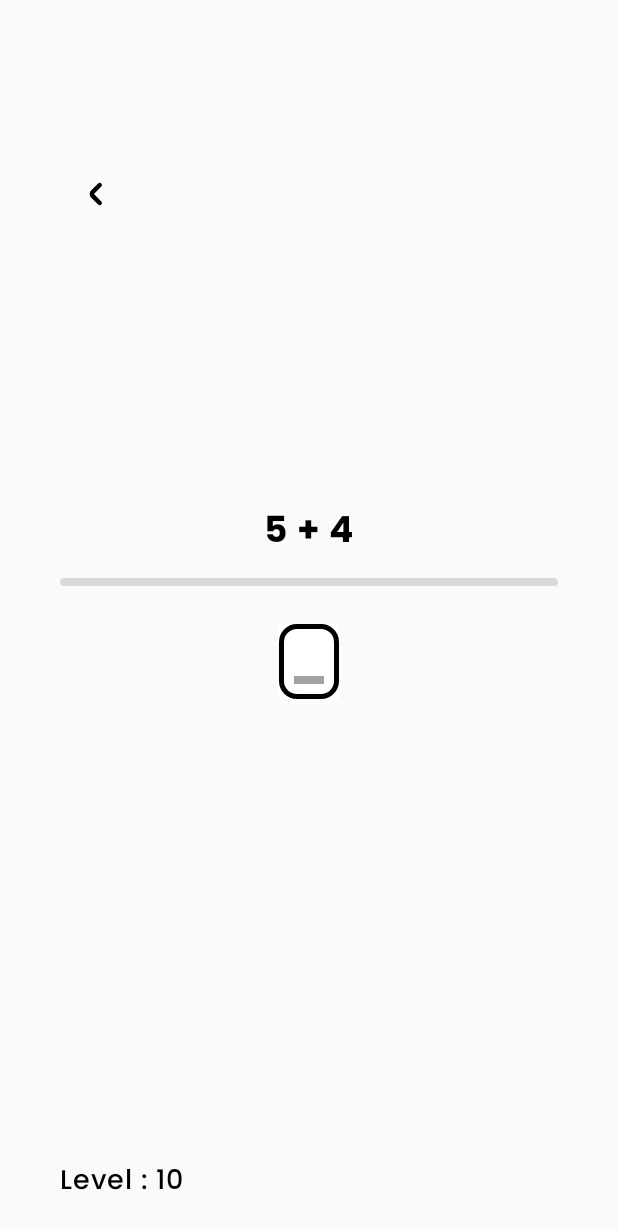
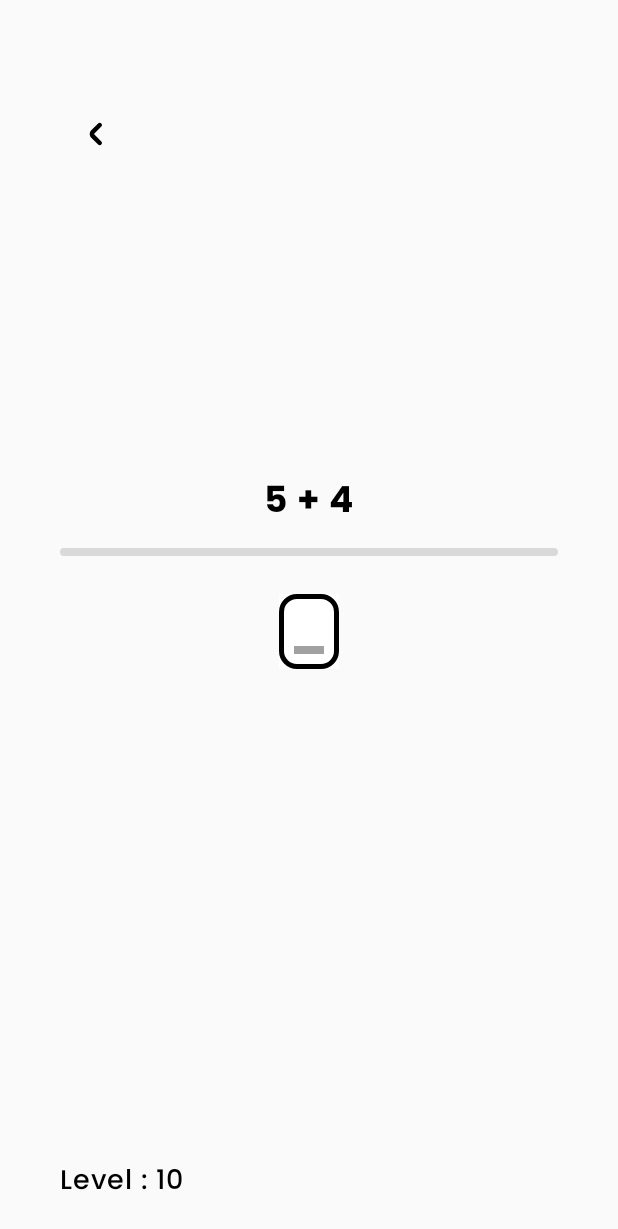
Before and after one commit to Dewhs/CalculTrainer, an Android app built with Jetpack Compose: the CalculPage screen opened through its navigation route, on a phone screen of 412 x 824 dp. Shown: the top 1229 px of the screen. Run offline under Robolectric (Android 15) with nearby library versions, the phone set to English and light mode, and no system bars.

Commit message:
update ui

```diff
--- a/app/src/main/java/com/example/calcultrainer/View/CalculPage.kt
+++ b/app/src/main/java/com/example/calcultrainer/View/CalculPage.kt
@@ -112,7 +112,7 @@ fun CalculPage(
                 )
 
             },
-            modifier = Modifier.padding(top = 80.dp)
+            modifier = Modifier.padding(top = 40.dp)
         )
 
 
--- a/app/src/main/java/com/example/calcultrainer/View/HomePage.kt
+++ b/app/src/main/java/com/example/calcultrainer/View/HomePage.kt
@@ -83,18 +83,7 @@ fun HomePage(NavigateToCalculPage: () -> Unit) {
                 .fillMaxSize()
         ) {
 
-            Row(
-                modifier = Modifier
-                    .fillMaxWidth()
-                    .weight(0.15f),
-                horizontalArrangement = Arrangement.SpaceEvenly,
-                verticalAlignment = Alignment.CenterVertically
-            ) {
-                Btn_Caroussel_Mode(level = Levels[0], scope = scope, pagerState = pagerState)
-                Btn_Caroussel_Mode(level = Levels[1], scope = scope, pagerState = pagerState)
-                Btn_Caroussel_Mode(level = Levels[2], scope = scope, pagerState = pagerState)
 
-            }
             Spacer(modifier = Modifier.weight(0.1f))
 
             HorizontalPager(
@@ -133,7 +122,21 @@ fun HomePage(NavigateToCalculPage: () -> Unit) {
                     )
                 }
             }
-            Spacer(modifier = Modifier.padding(40.dp))
+            Spacer(modifier = Modifier.padding(20.dp))
+
+            Row(
+                modifier = Modifier
+                    .fillMaxWidth()
+                    .weight(0.15f),
+                horizontalArrangement = Arrangement.SpaceEvenly,
+                verticalAlignment = Alignment.CenterVertically
+            ) {
+                Btn_Caroussel_Mode(level = Levels[0], scope = scope, pagerState = pagerState)
+                Btn_Caroussel_Mode(level = Levels[1], scope = scope, pagerState = pagerState)
+                Btn_Caroussel_Mode(level = Levels[2], scope = scope, pagerState = pagerState)
+
+            }
+            Spacer(modifier = Modifier.padding(20.dp))
 
 
         }
```
